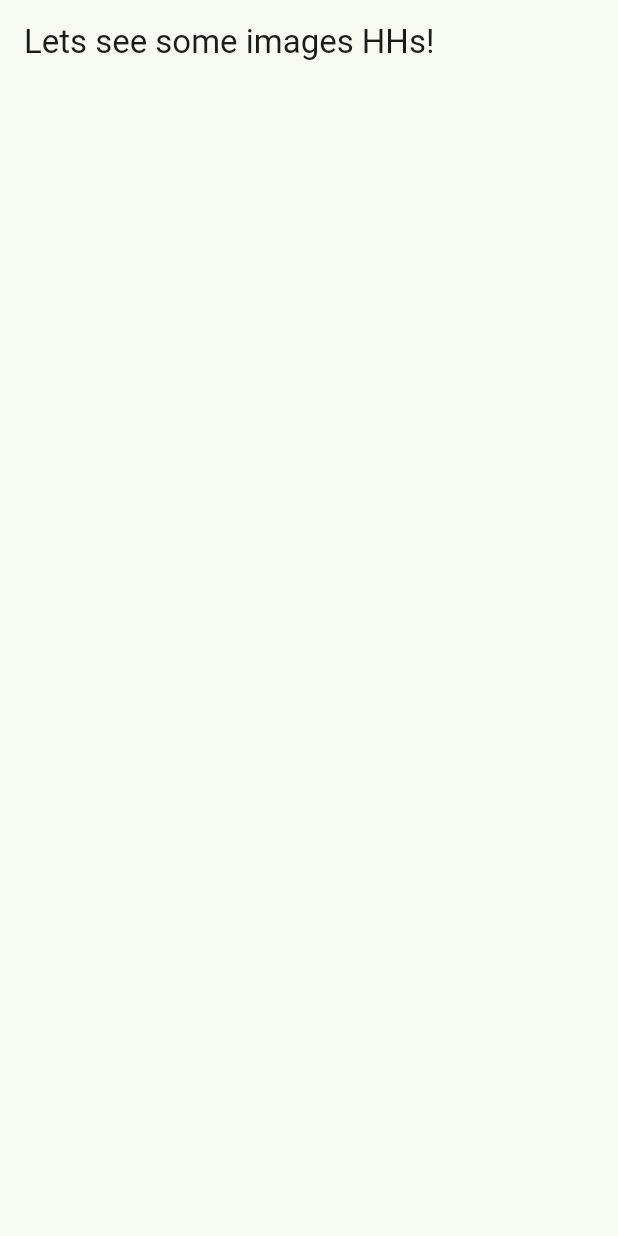
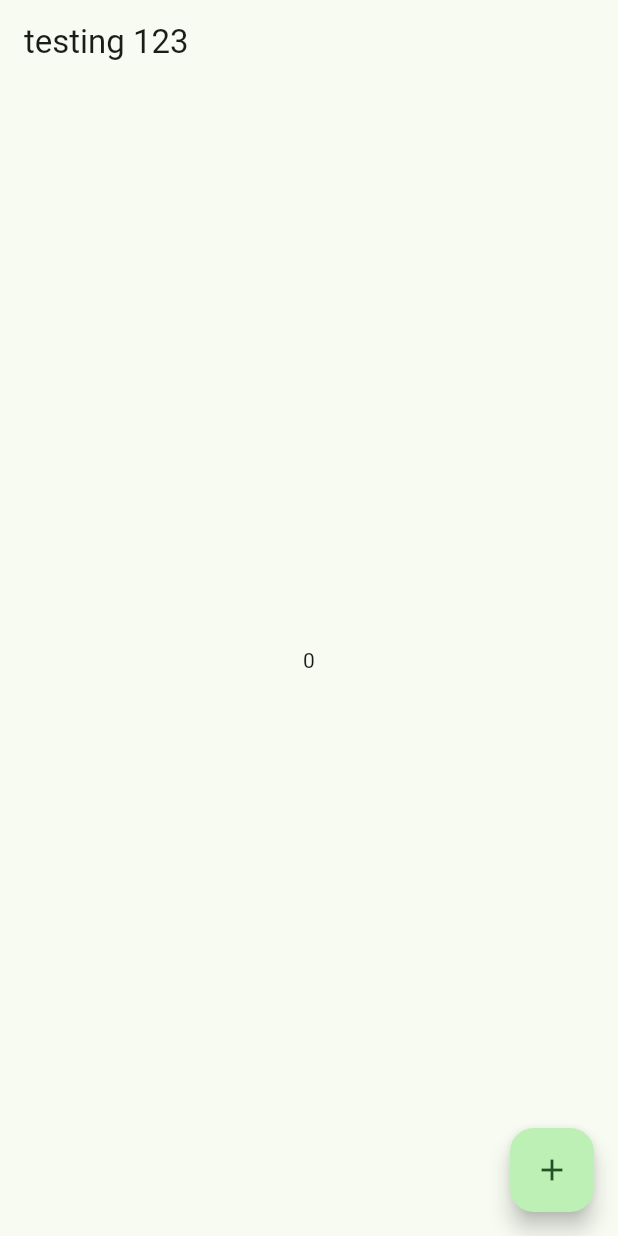
Before and after one commit to HashemSami/flutter-pics-app, a Flutter app: the screen it shows after launch, on a phone screen of 412 x 824 dp. Run offline on Flutter 3.47's test engine with Material 3 defaults, Android fonts, the phone set to English and light mode, and no system bars.

Commit message:
adding the main app page

```diff
--- a/lib/main.dart
+++ b/lib/main.dart
@@ -1,23 +1,7 @@
 import "package:flutter/material.dart";
+import "src/app.dart";
 
 // define the main  function
 void main() {
-  var app = MaterialApp(
-    theme: ThemeData(
-      colorScheme: ColorScheme.fromSeed(seedColor: Colors.green),
-      useMaterial3: true,
-    ),
-    home: Scaffold(
-      appBar: AppBar(
-        title: const Text("Lets see some images HHs!"),
-      ),
-    ),
-  );
-
-  runApp(app);
+  runApp(const App());
 }
-
-// creating the text widget
-
-
-// put the widget on the screen
--- /dev/null
+++ b/lib/src/app.dart
@@ -0,0 +1,33 @@
+import "package:flutter/material.dart";
+
+class App extends StatefulWidget {
+  const App({super.key});
+
+  @override
+  State<App> createState() => _AppState();
+}
+
+class _AppState extends State<App> {
+  int _counter = 0;
+
+  @override
+  Widget build(BuildContext context) {
+    return MaterialApp(
+      theme: ThemeData(
+        colorScheme: ColorScheme.fromSeed(seedColor: Colors.green),
+        useMaterial3: true,
+      ),
+      home: Scaffold(
+        appBar: AppBar(
+          title: Text("testing 123"),
+        ),
+        body: Center(child: Text(_counter.toString())),
+        floatingActionButton: FloatingActionButton(
+          onPressed: () => setState(() => _counter++),
+          tooltip: 'Increment Counter',
+          child: const Icon(Icons.add),
+        ),
+      ),
+    );
+  }
+}
```
